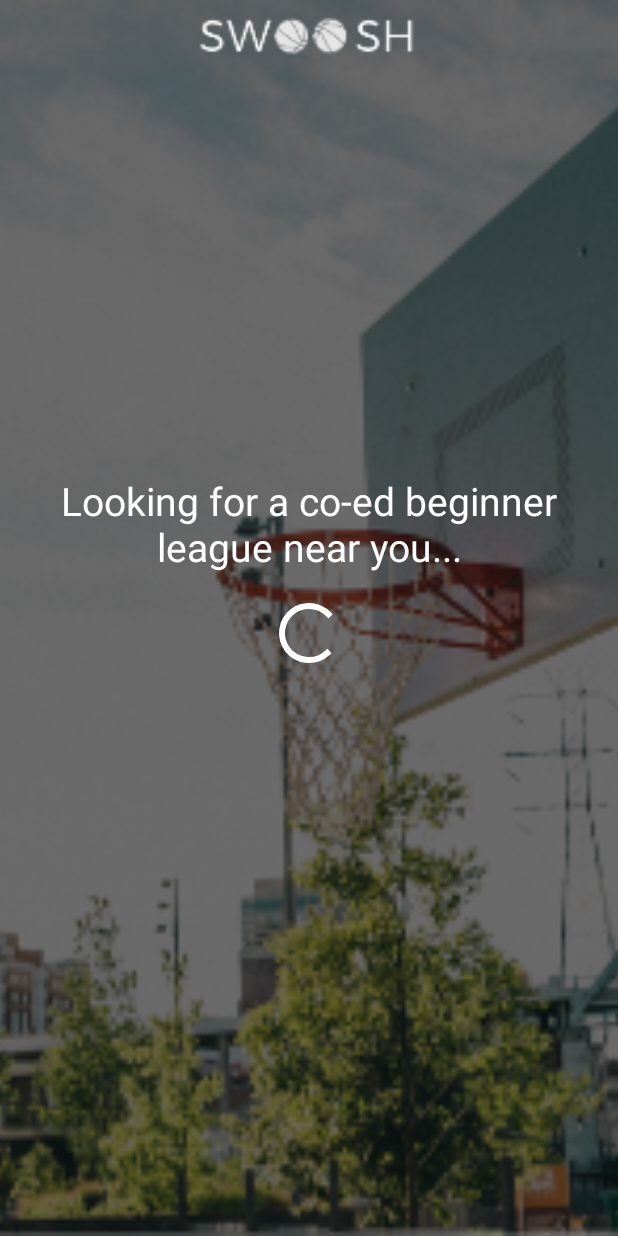
After one commit to HlaingTinHtun/Learning_Kotlin_ActivityLifecycle, an Android app: the layout activity_finish.xml on its own in the app's theme, with its tools: preview values and no code run, on a phone screen of 412 x 824 dp. The commit adds this screen. Run offline under Robolectric (Android 15) with nearby library versions, the phone set to English and light mode, and no system bars; Roboto replaces fonts that are not available here.

Commit message:
added final screen and worked on screen transitions

```diff
--- a/app/src/main/java/com/example/activitytest/Constants.kt
+++ /dev/null
@@ -1,3 +0,0 @@
-package com.example.activitytest
-
-const val EXTRA_LEAGUE = "league"
--- a/app/src/main/java/com/example/activitytest/BaseActivity.kt
+++ b/app/src/main/java/com/example/activitytest/Controller/BaseActivity.kt
@@ -1,4 +1,4 @@
-package com.example.activitytest
+package com.example.activitytest.Controller
 
 import androidx.appcompat.app.AppCompatActivity
 import android.os.Bundle
--- a/app/src/main/java/com/example/activitytest/LeagueActivity.kt
+++ b/app/src/main/java/com/example/activitytest/Controller/LeagueActivity.kt
@@ -1,10 +1,11 @@
-package com.example.activitytest
+package com.example.activitytest.Controller
 
 import android.content.Intent
-import androidx.appcompat.app.AppCompatActivity
 import android.os.Bundle
 import android.view.View
 import android.widget.Toast
+import com.example.activitytest.Utilities.EXTRA_LEAGUE
+import com.example.activitytest.R
 import kotlinx.android.synthetic.main.activity_league.*
 
 class LeagueActivity : BaseActivity() {
--- a/app/src/main/java/com/example/activitytest/MainActivity.kt
+++ b/app/src/main/java/com/example/activitytest/Controller/MainActivity.kt
@@ -1,8 +1,8 @@
-package com.example.activitytest
+package com.example.activitytest.Controller
 
 import android.content.Intent
-import androidx.appcompat.app.AppCompatActivity
 import android.os.Bundle
+import com.example.activitytest.R
 import kotlinx.android.synthetic.main.activity_main.*
 
 class MainActivity : BaseActivity() {
--- /dev/null
+++ b/app/src/main/java/com/example/activitytest/Utilities/Constants.kt
@@ -0,0 +1,4 @@
+package com.example.activitytest.Utilities
+
+const val EXTRA_LEAGUE = "league"
+const val EXTRA_SKILL = "skill"
--- /dev/null
+++ b/app/src/main/res/layout/activity_finish.xml
@@ -0,0 +1,60 @@
+<?xml version="1.0" encoding="utf-8"?>
+<androidx.constraintlayout.widget.ConstraintLayout xmlns:android="http://schemas.android.com/apk/res/android"
+    xmlns:app="http://schemas.android.com/apk/res-auto"
+    xmlns:tools="http://schemas.android.com/tools"
+    android:layout_width="match_parent"
+    android:layout_height="match_parent"
+    tools:context=".Controller.FinishActivity">
+
+    <ImageView
+        android:id="@+id/imageView2"
+        android:layout_width="0dp"
+        android:layout_height="0dp"
+        android:contentDescription="@string/exercisebg"
+        android:scaleType="centerCrop"
+        app:layout_constraintBottom_toBottomOf="parent"
+        app:layout_constraintEnd_toEndOf="parent"
+        app:layout_constraintHorizontal_bias="0.0"
+        app:layout_constraintStart_toStartOf="parent"
+        app:layout_constraintTop_toTopOf="parent"
+        app:layout_constraintVertical_bias="1.0"
+        app:srcCompat="@drawable/exercisebg" />
+
+    <ImageView
+        android:id="@+id/logo"
+        android:layout_width="148dp"
+        android:layout_height="48dp"
+        android:layout_marginTop="24dp"
+        android:scaleType="fitCenter"
+        app:layout_constraintEnd_toEndOf="parent"
+        app:layout_constraintHorizontal_bias="0.5"
+        app:layout_constraintStart_toStartOf="parent"
+        app:layout_constraintTop_toTopOf="@+id/imageView"
+        app:srcCompat="@drawable/swooshlogo"
+        android:contentDescription="@string/swoosh_logo" />
+
+    <TextView
+        android:id="@+id/searchLeagueText"
+        android:layout_width="0dp"
+        android:layout_height="wrap_content"
+        android:layout_marginTop="268dp"
+        android:textAlignment="center"
+        android:textColor="@android:color/white"
+        android:textSize="26sp"
+        app:layout_constraintEnd_toEndOf="parent"
+        app:layout_constraintHorizontal_bias="0.0"
+        app:layout_constraintStart_toStartOf="parent"
+        app:layout_constraintTop_toBottomOf="@+id/logo"
+        tools:ignore="MissingConstraints"
+        tools:text="@string/search_league" />
+
+    <ProgressBar
+        android:id="@+id/progressBar"
+        style="?android:attr/progressBarStyle"
+        android:layout_width="wrap_content"
+        android:layout_height="wrap_content"
+        android:layout_marginTop="16dp"
+        app:layout_constraintEnd_toEndOf="parent"
+        app:layout_constraintStart_toStartOf="parent"
+        app:layout_constraintTop_toBottomOf="@+id/searchLeagueText" />
+</androidx.constraintlayout.widget.ConstraintLayout>
--- a/app/src/main/res/layout/activity_league.xml
+++ b/app/src/main/res/layout/activity_league.xml
@@ -4,7 +4,7 @@
     xmlns:tools="http://schemas.android.com/tools"
     android:layout_width="match_parent"
     android:layout_height="match_parent"
-    tools:context=".LeagueActivity">
+    tools:context=".Controller.LeagueActivity">
 
     <ImageView
         android:id="@+id/imageView4"
--- a/app/src/main/res/layout/activity_main.xml
+++ b/app/src/main/res/layout/activity_main.xml
@@ -4,7 +4,7 @@
     xmlns:tools="http://schemas.android.com/tools"
     android:layout_width="match_parent"
     android:layout_height="match_parent"
-    tools:context=".MainActivity">
+    tools:context=".Controller.MainActivity">
 
     <ImageView
         android:id="@+id/imageView"
--- a/app/src/main/res/values/strings.xml
+++ b/app/src/main/res/values/strings.xml
@@ -19,4 +19,7 @@
     <string name="beginner">BEGINNER</string>
     <string name="baller">BALLER</string>
     <string name="finish">FINISH</string>
+    <string name="exercisebg">exercisebg</string>
+    <string name="textview">TextView</string>
+    <string name="search_league">Looking for a co-ed beginner league near you...</string>
 </resources>
```
Also changed, not shown: app/src/main/AndroidManifest.xml (+5 -4 lines), app/src/main/java/com/example/activitytest/Controller/FinishActivity.kt (added, +21 -0 lines), app/src/main/java/com/example/activitytest/Controller/SkillActivity.kt (added, +44 -0 lines), app/src/main/java/com/example/activitytest/SkillActivity.kt (deleted, +0 -17 lines), app/src/main/res/layout/activity_skill.xml (+7 -3 lines).
